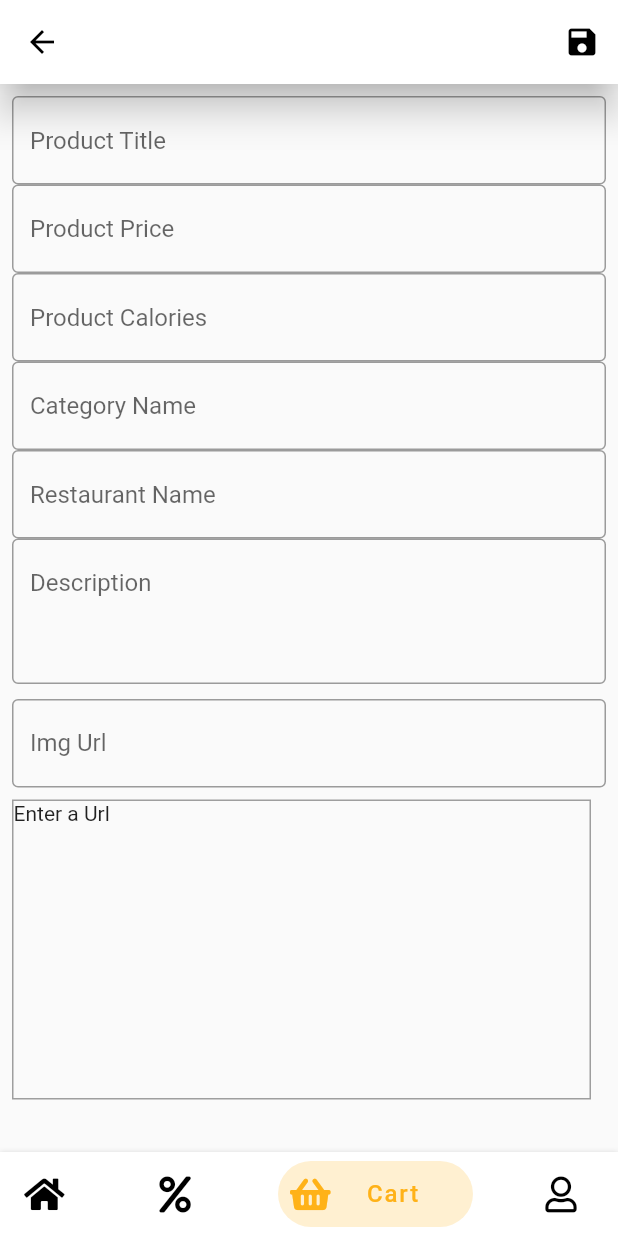
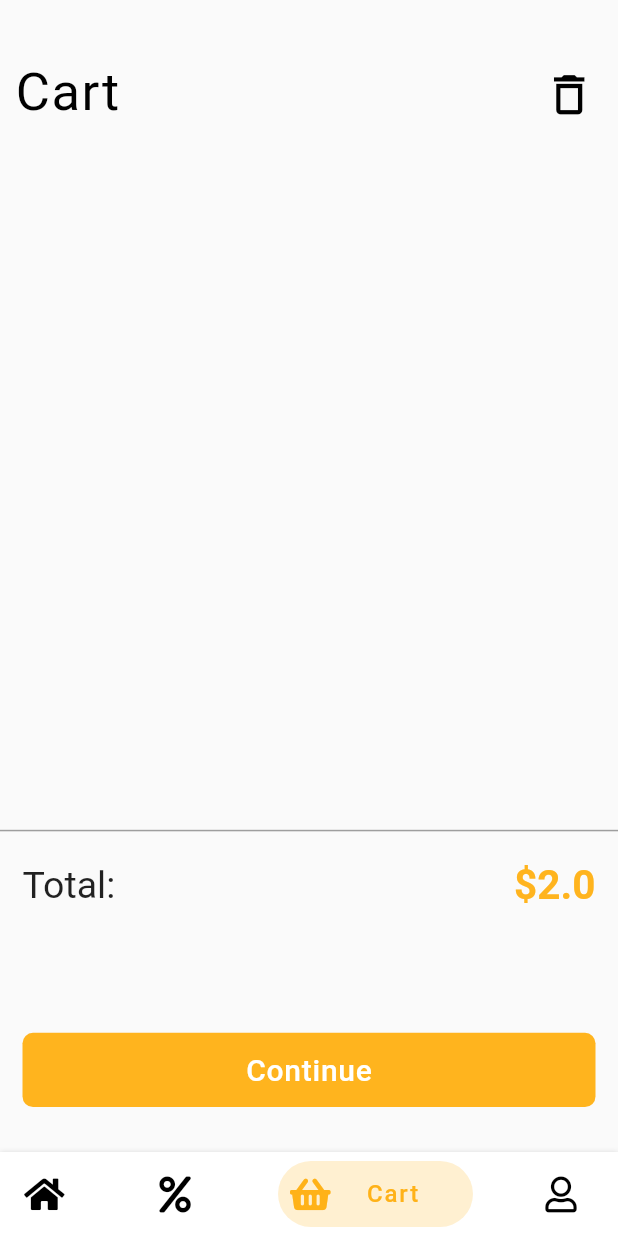
Before and after one commit to Mo0Khaled/food-delivery-flutterapp, a Flutter app: the HomePage screen opened by its route, swiped to page 3, on a phone screen of 412 x 824 dp. Run offline on Flutter 3.47's test engine with Material 2 defaults, Android fonts, the phone set to English and light mode, and no system bars; drawn by our look-alikes of bottom_navy_bar; our stand-ins replace cloud_firestore, dots_indicator, firebase_auth, firebase_core, font_awesome_flutter, get_it and 3 more; accounts and stored records are empty.

Commit message:
finish cart screen

```diff
--- /dev/null
+++ b/lib/models/cart_model.dart
@@ -0,0 +1,15 @@
+class CartItemModel {
+  final String id;
+  final String title;
+  final int quantity;
+  final double price;
+  final String img;
+
+  CartItemModel({
+    this.id,
+    this.title,
+    this.quantity,
+    this.price,
+    this.img,
+  });
+}
--- a/lib/productCard.dart
+++ b/lib/productCard.dart
@@ -29,6 +29,7 @@ class ProductCardItem extends StatelessWidget {
                 imgUrl: productDetails.imgUrl,
                 calories: productDetails.calories,
                 description: productDetails.description,
+                price: productDetails.price,
               ),
             );
           },
--- /dev/null
+++ b/lib/providers/cart_provider.dart
@@ -0,0 +1,74 @@
+import 'package:delivery_food/models/cart_model.dart';
+import 'package:flutter/foundation.dart';
+
+class CartProvider with ChangeNotifier {
+  Map<String, CartItemModel> _cartProducts = {};
+
+  Map<String, CartItemModel> get cartProducts => _cartProducts;
+  int get itemCount => _cartProducts.length;
+  double get totalAmount {
+    var total = 0.0;
+    _cartProducts.forEach((key, cartItem) {
+      total += cartItem.price * cartItem.quantity;
+    });
+    return total;
+  }
+
+  bool findById(String id) {
+    return _cartProducts.containsKey(id);
+  }
+
+  int get getQuantity {
+    var total = 0;
+    _cartProducts.forEach(
+      (key, cartItem) {
+        total += cartItem.quantity;
+      },
+    );
+    return total;
+  }
+
+  void addProductToCart(
+      String productId, String title, double price, String img, int quantity) {
+    if (_cartProducts.containsKey(productId)) {
+      _cartProducts.update(
+        productId,
+        (exCartItem) => CartItemModel(
+          id: exCartItem.id,
+          quantity: quantity,
+          img: exCartItem.img,
+          price: exCartItem.price,
+          title: exCartItem.title,
+        ),
+      );
+    } else {
+      _cartProducts.putIfAbsent(
+        productId,
+        () => CartItemModel(
+          id: DateTime.now().toString(),
+          title: title,
+          price: price,
+          img: img,
+          quantity: quantity,
+        ),
+      );
+    }
+
+    notifyListeners();
+  }
+
+  void clearCart() {
+    _cartProducts.clear();
+    notifyListeners();
+  }
+}
+// _cartProducts.update(
+// productId,
+// (exProductCart) => CartItemModel(
+// id: exProductCart.id,
+// title: exProductCart.title,
+// price: exProductCart.price,
+// img: exProductCart.img,
+// quantity: exProductCart.quantity + 1,
+// ),
+// );
--- /dev/null
+++ b/lib/screens/cart_screen.dart
@@ -0,0 +1,137 @@
+import 'package:delivery_food/providers/cart_provider.dart';
+import 'package:delivery_food/widgets/cart/cart_item_widget.dart';
+import 'package:flutter/cupertino.dart';
+import 'package:flutter/material.dart';
+import 'package:provider/provider.dart';
+
+class CartScreen extends StatefulWidget {
+  @override
+  _CartScreenState createState() => _CartScreenState();
+}
+
+class _CartScreenState extends State<CartScreen> {
+  @override
+  Widget build(BuildContext context) {
+    final cartProvider = Provider.of<CartProvider>(context);
+    return Scaffold(
+      body: SafeArea(
+        child: Column(
+          children: [
+            Container(
+              width: double.infinity,
+              height: MediaQuery.of(context).size.height * 0.15,
+              child: Padding(
+                padding: const EdgeInsets.symmetric(horizontal: 10),
+                child: Row(
+                  mainAxisAlignment: MainAxisAlignment.spaceBetween,
+                  children: [
+                    Text(
+                      "Cart",
+                      style: TextStyle(
+                        fontSize: 35,
+                        letterSpacing: 1,
+                        fontWeight: FontWeight.w400,
+                        color: Colors.black,
+                      ),
+                    ),
+                    IconButton(
+                      icon: Icon(
+                        Icons.delete_outline,
+                        size: 35,
+                        color: Colors.black,
+                      ),
+                      onPressed: () {
+                        cartProvider.clearCart();
+                      },
+                    ),
+                  ],
+                ),
+              ),
+            ),
+            Expanded(
+              flex: 2,
+              child: Container(
+                child: Padding(
+                  padding: const EdgeInsets.symmetric(horizontal: 15),
+                  child: ListView.builder(
+                    itemCount: cartProvider.cartProducts.length,
+                    itemBuilder: (context, index) => CartItemWidget(
+                      id: cartProvider.cartProducts.values.toList()[index].id,
+                      title: cartProvider.cartProducts.values
+                          .toList()[index]
+                          .title,
+                      quantity: cartProvider.cartProducts.values
+                          .toList()[index]
+                          .quantity,
+                      price: cartProvider.cartProducts.values
+                          .toList()[index]
+                          .price,
+                      img: cartProvider.cartProducts.values.toList()[index].img,
+                    ),
+                  ),
+                ),
+              ),
+            ),
+            Expanded(
+                child: Column(
+              children: [
+                Container(
+                  height: 1,
+                  color: Colors.grey,
+                ),
+                SizedBox(
+                  height: 20,
+                ),
+                Padding(
+                  padding: const EdgeInsets.symmetric(horizontal: 15),
+                  child: Row(
+                    mainAxisAlignment: MainAxisAlignment.spaceBetween,
+                    children: [
+                      Text(
+                        "Total:",
+                        style: TextStyle(
+                          fontWeight: FontWeight.w400,
+                          fontSize: 25,
+                        ),
+                      ),
+                      Text(
+                        "\$${cartProvider.totalAmount + 2}",
+                        style: TextStyle(
+                          color: Color(0xFFFFB41E),
+                          fontWeight: FontWeight.w700,
+                          fontSize: 27,
+                        ),
+                      ),
+                    ],
+                  ),
+                ),
+                Spacer(),
+                Padding(
+                  padding:
+                      const EdgeInsets.symmetric(horizontal: 15, vertical: 30),
+                  child: Container(
+                    alignment: Alignment.center,
+                    width: double.infinity,
+                    height: MediaQuery.of(context).size.height * 0.06,
+                    decoration: BoxDecoration(
+                      color: Color(0xFFFFB41E),
+                      borderRadius: BorderRadius.circular(7),
+                    ),
+                    child: Text(
+                      "Continue",
+                      style: TextStyle(
+                          color: Colors.white,
+                          fontSize: 20,
+                          letterSpacing: 0.5,
+                          fontWeight: FontWeight.w500),
+                    ),
+                  ),
+                ),
+              ],
+            )),
+          ],
+        ),
+      ),
+    );
+  }
+}
--- a/lib/screens/home_page.dart
+++ b/lib/screens/home_page.dart
@@ -1,4 +1,5 @@
 import 'package:delivery_food/screens/admin_product_screen.dart';
+import 'package:delivery_food/screens/cart_screen.dart';
 import 'package:delivery_food/screens/mange_products_screen.dart';
 import 'package:delivery_food/screens/products_items_screen.dart';
 import 'package:delivery_food/screens/restaurants_overview_screen.dart';
@@ -46,11 +47,12 @@ class _HomePageState extends State<HomePage> {
         children: [
           RestaurantsOverview(),
           ProductsItemsScreen(),
-          MangeProductsScreen(),
-          // AdminProductScreen(),
+          CartScreen(),
+          // MangeProductsScreen(),
+          AdminProductScreen(),
           // Scaffold(appBar: AppBar(),),
           // Scaffold(appBar: AppBar(),),
-          UserProfile()
+          // UserProfile()
         ],
       ),
       bottomNavigationBar: BottomNavyBarWidget(
```
Also changed, not shown: lib/main.dart (+5 -4 lines), lib/screens/products_items_screen.dart (+12 -5 lines), lib/widgets/cart/cart_item_widget.dart (added, +57 -0 lines), lib/widgets/product/product_details.dart (+54 -12 lines).
